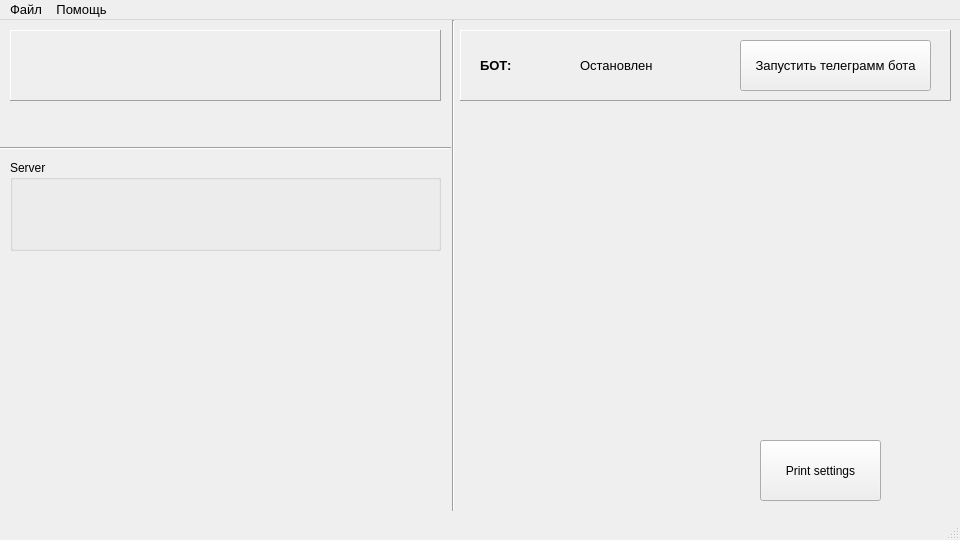
Above: main_ui.ui from Vanillllla/tg_mine_server_bot before the change. Below: the same form after it.
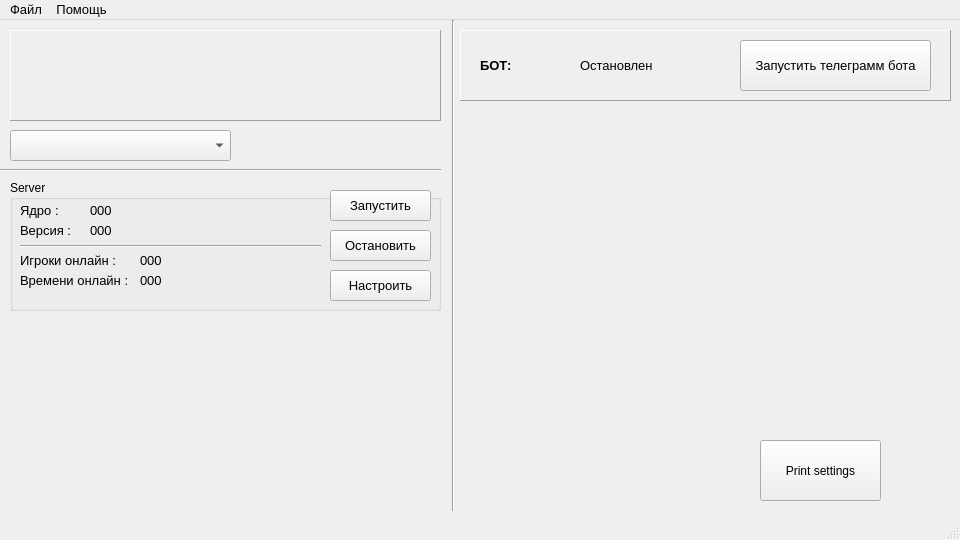
That is the form after the change.

The edit to the form file:
```diff
--- a/main_ui.ui
+++ b/main_ui.ui
@@ -61,7 +61,7 @@
       <x>10</x>
       <y>10</y>
       <width>431</width>
-      <height>71</height>
+      <height>91</height>
      </rect>
     </property>
     <property name="autoFillBackground">
@@ -135,7 +135,7 @@
       <rect>
        <x>120</x>
        <y>20</y>
-       <width>91</width>
+       <width>101</width>
        <height>31</height>
       </rect>
      </property>
@@ -159,30 +159,251 @@
      </property>
     </widget>
    </widget>
-   <widget class="Line" name="line_2">
-    <property name="geometry">
-     <rect>
-      <x>0</x>
-      <y>120</y>
-      <width>451</width>
-      <height>16</height>
-     </rect>
-    </property>
-    <property name="orientation">
-     <enum>Qt::Horizontal</enum>
-    </property>
-   </widget>
    <widget class="QGroupBox" name="groupBox">
     <property name="geometry">
      <rect>
       <x>10</x>
-      <y>140</y>
+      <y>160</y>
       <width>431</width>
-      <height>91</height>
+      <height>131</height>
      </rect>
     </property>
     <property name="title">
      <string>Server</string>
+    </property>
+    <widget class="QLabel" name="label">
+     <property name="geometry">
+      <rect>
+       <x>10</x>
+       <y>20</y>
+       <width>51</width>
+       <height>21</height>
+      </rect>
+     </property>
+     <property name="font">
+      <font>
+       <pointsize>10</pointsize>
+      </font>
+     </property>
+     <property name="text">
+      <string>Ядро :</string>
+     </property>
+    </widget>
+    <widget class="QLabel" name="label_2">
+     <property name="geometry">
+      <rect>
+       <x>10</x>
+       <y>40</y>
+       <width>61</width>
+       <height>21</height>
+      </rect>
+     </property>
+     <property name="font">
+      <font>
+       <pointsize>10</pointsize>
+      </font>
+     </property>
+     <property name="text">
+      <string>Версия :</string>
+     </property>
+    </widget>
+    <widget class="QLabel" name="coreLabel">
+     <property name="geometry">
+      <rect>
+       <x>80</x>
+       <y>20</y>
+       <width>231</width>
+       <height>21</height>
+      </rect>
+     </property>
+     <property name="font">
+      <font>
+       <pointsize>10</pointsize>
+      </font>
+     </property>
+     <property name="text">
+      <string>000</string>
+     </property>
+    </widget>
+    <widget class="QLabel" name="versionLabel">
+     <property name="geometry">
+      <rect>
+       <x>80</x>
+       <y>40</y>
+       <width>231</width>
+       <height>21</height>
+      </rect>
+     </property>
+     <property name="font">
+      <font>
+       <pointsize>10</pointsize>
+      </font>
+     </property>
+     <property name="text">
+      <string>000</string>
+     </property>
+    </widget>
+    <widget class="QPushButton" name="pushButton">
+     <property name="geometry">
+      <rect>
+       <x>320</x>
+       <y>10</y>
+       <width>101</width>
+       <height>31</height>
+      </rect>
+     </property>
+     <property name="font">
+      <font>
+       <pointsize>10</pointsize>
+      </font>
+     </property>
+     <property name="text">
+      <string>Запустить</string>
+     </property>
+    </widget>
+    <widget class="QPushButton" name="pushButton_2">
+     <property name="geometry">
+      <rect>
+       <x>320</x>
+       <y>50</y>
+       <width>101</width>
+       <height>31</height>
+      </rect>
+     </property>
+     <property name="font">
+      <font>
+       <pointsize>10</pointsize>
+      </font>
+     </property>
+     <property name="text">
+      <string>Остановить</string>
+     </property>
+    </widget>
+    <widget class="Line" name="line_3">
+     <property name="geometry">
+      <rect>
+       <x>10</x>
+       <y>56</y>
+       <width>301</width>
+       <height>20</height>
+      </rect>
+     </property>
+     <property name="orientation">
+      <enum>Qt::Horizontal</enum>
+     </property>
+    </widget>
+    <widget class="QLabel" name="label_3">
+     <property name="geometry">
+      <rect>
+       <x>10</x>
+       <y>70</y>
+       <width>111</width>
+       <height>21</height>
+      </rect>
+     </property>
+     <property name="font">
+      <font>
+       <pointsize>10</pointsize>
+      </font>
+     </property>
+     <property name="text">
+      <string>Игроки онлайн :</string>
+     </property>
+    </widget>
+    <widget class="QLabel" name="label_4">
+     <property name="geometry">
+      <rect>
+       <x>10</x>
+       <y>90</y>
+       <width>111</width>
+       <height>21</height>
+      </rect>
+     </property>
+     <property name="font">
+      <font>
+       <pointsize>10</pointsize>
+      </font>
+     </property>
+     <property name="text">
+      <string>Времени онлайн :</string>
+     </property>
+    </widget>
+    <widget class="QLabel" name="versionLabel_2">
+     <property name="geometry">
+      <rect>
+       <x>130</x>
+       <y>70</y>
+       <width>47</width>
+       <height>21</height>
+      </rect>
+     </property>
+     <property name="font">
+      <font>
+       <pointsize>10</pointsize>
+      </font>
+     </property>
+     <property name="text">
+      <string>000</string>
+     </property>
+    </widget>
+    <widget class="QLabel" name="versionLabel_3">
+     <property name="geometry">
+      <rect>
+       <x>130</x>
+       <y>90</y>
+       <width>47</width>
+       <height>21</height>
+      </rect>
+     </property>
+     <property name="font">
+      <font>
+       <pointsize>10</pointsize>
+      </font>
+     </property>
+     <property name="text">
+      <string>000</string>
+     </property>
+    </widget>
+    <widget class="QPushButton" name="pushButton_3">
+     <property name="geometry">
+      <rect>
+       <x>320</x>
+       <y>90</y>
+       <width>101</width>
+       <height>31</height>
+      </rect>
+     </property>
+     <property name="font">
+      <font>
+       <pointsize>10</pointsize>
+      </font>
+     </property>
+     <property name="text">
+      <string>Настроить</string>
+     </property>
+    </widget>
+   </widget>
+   <widget class="QComboBox" name="coreSelectBox">
+    <property name="geometry">
+     <rect>
+      <x>10</x>
+      <y>110</y>
+      <width>221</width>
+      <height>31</height>
+     </rect>
+    </property>
+   </widget>
+   <widget class="Line" name="line_2">
+    <property name="geometry">
+     <rect>
+      <x>-10</x>
+      <y>140</y>
+      <width>451</width>
+      <height>20</height>
+     </rect>
+    </property>
+    <property name="orientation">
+     <enum>Qt::Horizontal</enum>
     </property>
    </widget>
   </widget>
```
